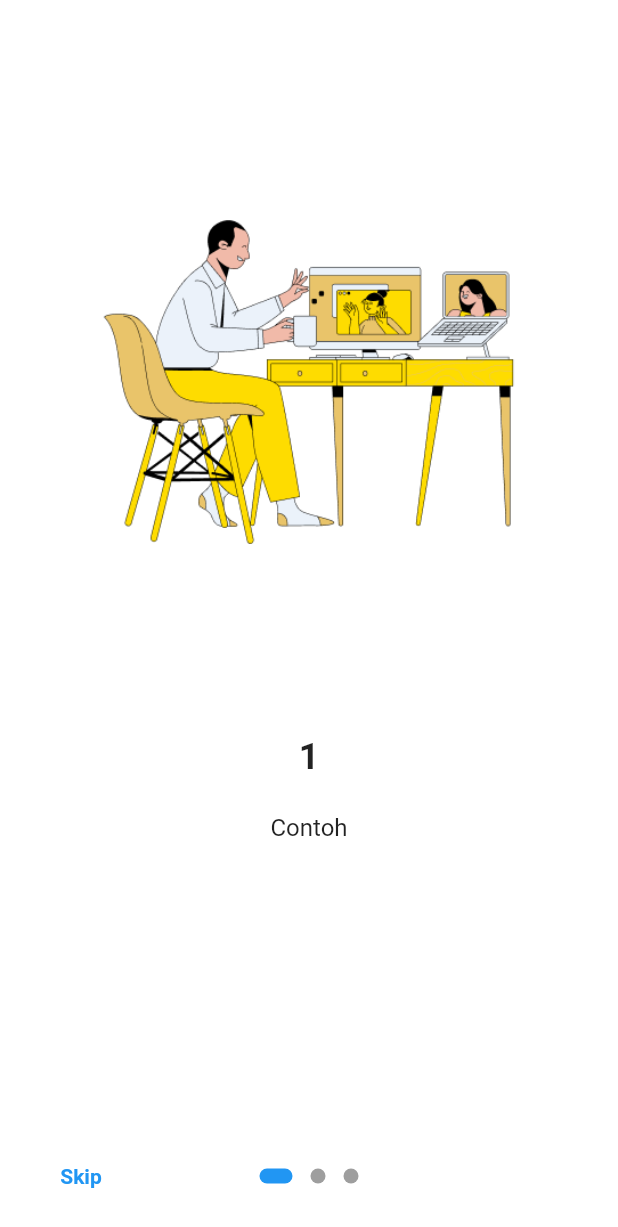
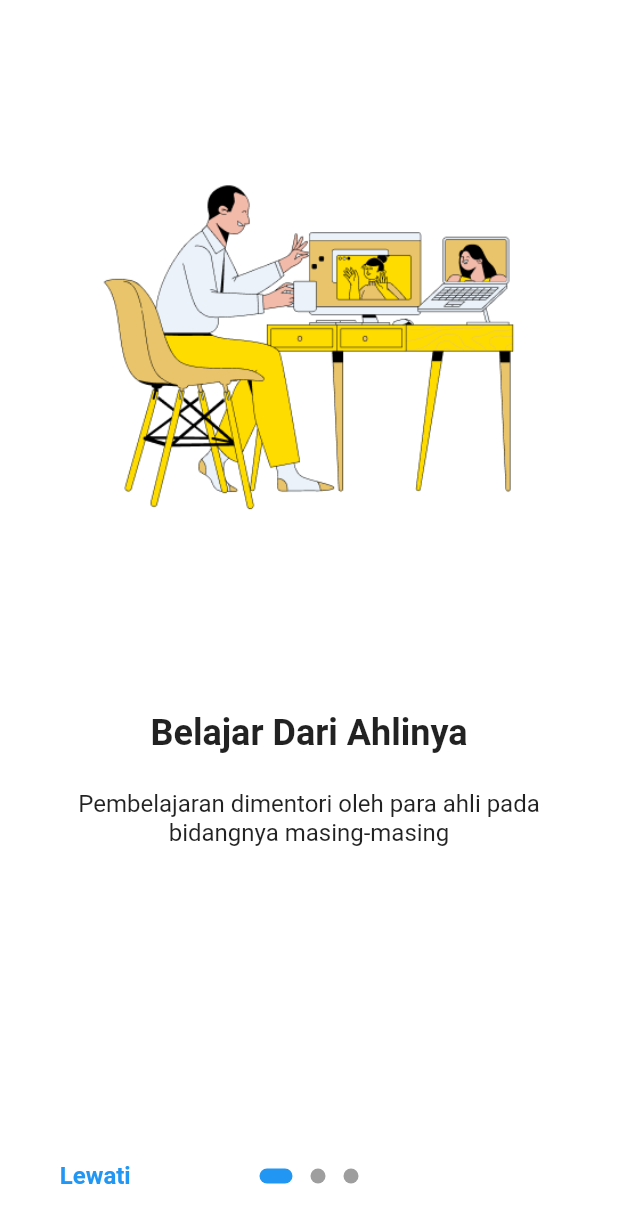
Before and after one commit to ArdeliaYasmin/tugas_flutter, a Flutter app: the screen it shows after launch, on a phone screen of 412 x 824 dp. Shown: the top 1227 px of the screen. Run offline on Flutter 3.47's test engine with Material 2 defaults, Android fonts, the phone set to English and light mode, and no system bars; drawn by our look-alikes of introduction_screen; our stand-ins replace shared_preferences.

Commit message:
fix onboarding

```diff
--- a/lib/splash/onboarding_page.dart
+++ b/lib/splash/onboarding_page.dart
@@ -14,42 +14,55 @@ class _OnboardingPageState extends State<OnboardingPage> {
   Widget build(BuildContext context) {
     const bodyStyle = TextStyle(fontSize: 16.0);
 
-    const pageDecoration = const PageDecoration(
+    const pageDecoration = PageDecoration(
       titleTextStyle: TextStyle(fontSize: 24.0, fontWeight: FontWeight.w700),
       bodyTextStyle: bodyStyle,
-      bodyPadding: EdgeInsets.fromLTRB(16.0, 0.0, 16.0, 16.0),
+      bodyPadding: EdgeInsets.fromLTRB(16.0, 0.0, 16.0, 0.0),
       pageColor: Colors.white,
-      imagePadding: EdgeInsets.fromLTRB(16.0, 0.0, 16.0, 16.0),
+      imagePadding: EdgeInsets.fromLTRB(16.0, 0.0, 16.0, 0.0),
+      titlePadding: EdgeInsets.only(bottom: 24.0),
       bodyFlex: 2,
       imageFlex: 3,
+      imageAlignment: Alignment.center,
     );
 
     return IntroductionScreen(
       globalBackgroundColor: Colors.white,
       pages: [
         PageViewModel(
-            title: "1",
-            body: "Contoh",
-            image: Image.asset("assets/onboarding1.png"),
-            decoration: pageDecoration),
+          title: "Belajar Dari Ahlinya",
+          body:
+              "Pembelajaran dimentori oleh para ahli pada bidangnya masing-masing",
+          image: Image.asset("assets/onboarding1.png"),
+          decoration: pageDecoration,
+        ),
         PageViewModel(
-            title: "2",
-            body: "contoh",
-            image: Image.asset("assets/onboarding2.png"),
-            decoration: pageDecoration),
+          title: "Akses Modul Sepuasnya",
+          body: "Modul berlimpah yang bebas diakses dimanapun dan kapanpun",
+          image: Image.asset("assets/onboarding2.png"),
+          decoration: pageDecoration,
+        ),
         PageViewModel(
-          title: "3",
-          body: "contoh",
+          title: "Kelas Bersertifikat",
+          body:
+              "Ikuti kelas, kerjakan tugas dan kuis untuk mendapatkan sertifikat",
           image: Image.asset("assets/onboarding3.png"),
           decoration: pageDecoration,
           footer: ElevatedButton(
             onPressed: () {
-              Navigator.pushReplacement(context,
-                  MaterialPageRoute(builder: (builer) {
-                return WelcomeScreen();
-              }));
+              Navigator.pushReplacement(
+                context,
+                MaterialPageRoute(
+                  builder: (builer) {
+                    return WelcomeScreen();
+                  },
+                ),
+              );
             },
-            child: Text('Get Started'),
+            child: const Text(
+              'Daftar',
+              style: TextStyle(fontSize: 16),
+            ),
           ),
         ),
       ],
@@ -58,21 +71,21 @@ class _OnboardingPageState extends State<OnboardingPage> {
       showNextButton: false,
       showDoneButton: false,
       showBackButton: false,
-      dotsFlex: 3,
-      back: Icon(Icons.arrow_back),
-      skip: Text(
-        'Skip',
+      dotsFlex: 2,
+      back: const Icon(Icons.arrow_back),
+      skip: const Text(
+        'Lewati',
+        style: TextStyle(fontWeight: FontWeight.bold, fontSize: 16),
+      ),
+      next: const Icon(Icons.arrow_forward),
+      done: const Text(
+        'Selesai',
         style: TextStyle(fontWeight: FontWeight.bold),
       ),
-      next: Icon(Icons.arrow_forward),
-      done: Text(
-        'Done',
-        style: TextStyle(fontWeight: FontWeight.bold),
-      ),
-      dotsDecorator: DotsDecorator(
-          size: Size(10, 10),
+      dotsDecorator: const DotsDecorator(
+          size: Size.square(10.0),
+          activeSize: Size(22, 10),
           color: Colors.grey,
-          activeSize: Size(22, 10),
           activeShape: RoundedRectangleBorder(
               borderRadius: BorderRadius.all(Radius.circular(35)))),
     );
```
Also changed, not shown: assets/splash_icon.png.
